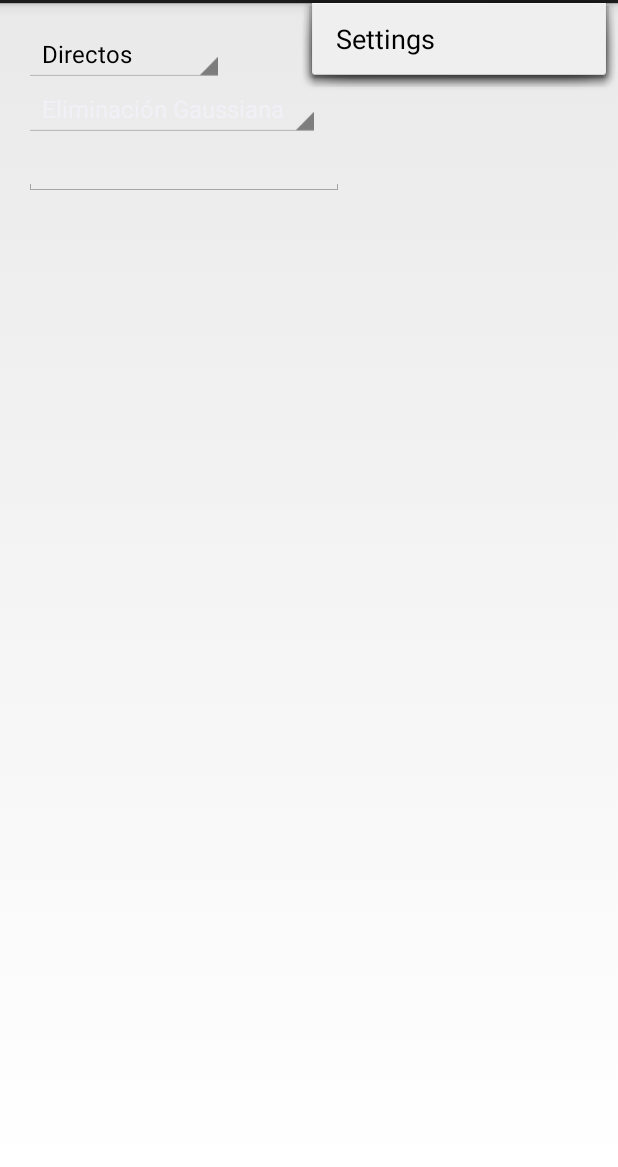
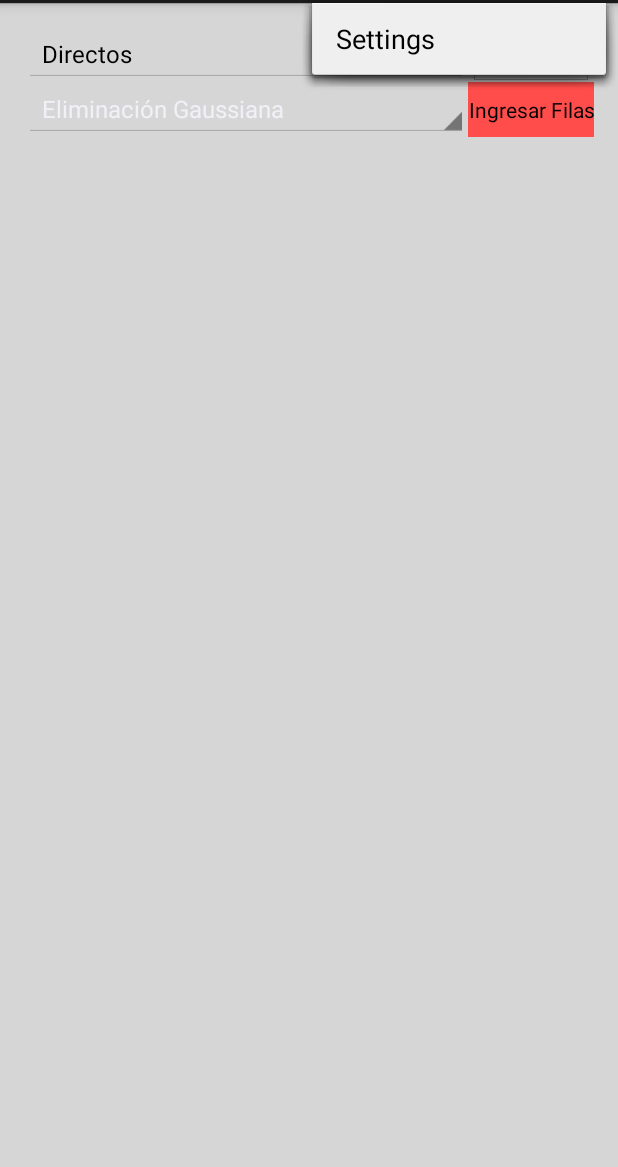
Before and after one commit to arangos/MetodosAnalisiAndroid, an Android app: the screen it shows after launch (MyActivity), with the options menu open, on a phone screen of 412 x 824 dp, the part 69-1236 px from its top. Run offline under Robolectric (Android 15) with nearby library versions, the phone set to English and light mode, and no system bars.

Commit message:
Matriz para ingresar los datos

```diff
--- a/app/src/main/java/com/example/arango/metodos/MyActivity.java
+++ b/app/src/main/java/com/example/arango/metodos/MyActivity.java
@@ -2,11 +2,17 @@ package com.example.arango.metodos;
 
 import android.app.Activity;
 import android.os.Bundle;
+import android.text.InputType;
 import android.view.Menu;
 import android.view.View;
 import android.widget.AdapterView;
 import android.widget.ArrayAdapter;
+import android.widget.Button;
+import android.widget.EditText;
 import android.widget.Spinner;
+import android.widget.TableLayout;
+import android.widget.TableRow;
+import android.widget.TextView;
 import android.widget.Toast;
 
 import com.example.arango.metodos.Metodos.SistemasDeEcuaciones;
@@ -15,10 +21,16 @@ public class MyActivity extends Activity {
     private Spinner spinnerMetodo;
     private Spinner spinnerTipo;
     private SistemasDeEcuaciones sistemasDeEcuaciones;
+    private TableLayout tableLayout;
+    private Button button;
+    private EditText txtNrofilas;
     @Override
     protected void onCreate(Bundle savedInstanceState) {
         super.onCreate(savedInstanceState);
         setContentView(R.layout.activity_my);
+        tableLayout = (TableLayout) findViewById(R.id.tblLayout);
+        button = (Button) findViewById(R.id.btnNroFilas);
+        txtNrofilas = (EditText) findViewById(R.id.editTextNroFilas);
         spinnerTipo = (Spinner) findViewById(R.id.spinnerTipo);
 // Create an ArrayAdapter using the string array and a default spinner layout
         ArrayAdapter<CharSequence> adapter = ArrayAdapter.createFromResource(this,
@@ -155,6 +167,15 @@ public class MyActivity extends Activity {
 
             }
         });
+
+        button.setOnClickListener(new View.OnClickListener() {
+            @Override
+            public void onClick(View view) {
+                //Toast.makeText(getApplicationContext(),txtNrofilas.getText().toString(),Toast.LENGTH_SHORT).show();
+                int filas = Integer.parseInt(txtNrofilas.getText().toString());
+                setFilas(filas);
+            }
+        });
     }
 
 
@@ -166,4 +187,24 @@ public class MyActivity extends Activity {
         return true;
     }
 
+    public void setFilas(int filas){
+
+        tableLayout.removeAllViews();
+        for (int i = 0; i < filas; i++) {
+            TableRow row = new TableRow(MyActivity.this);
+            row.setLayoutParams(new TableRow.LayoutParams(TableRow.LayoutParams.WRAP_CONTENT, TableRow.LayoutParams.WRAP_CONTENT));
+
+            for (int j = 0; j < filas; j++) {
+                EditText edit = new EditText(MyActivity.this);
+                edit.setInputType(InputType.TYPE_CLASS_NUMBER|InputType.TYPE_NUMBER_FLAG_DECIMAL|InputType.TYPE_NUMBER_FLAG_SIGNED);
+                edit.setLayoutParams(new TableRow.LayoutParams(TableRow.LayoutParams.WRAP_CONTENT, TableRow.LayoutParams.WRAP_CONTENT));
+                edit.setText("0");
+
+                //edit.setKeyListener();
+                row.addView(edit);
+            }
+            tableLayout.addView(row);
+        }
+    }
+
 }
--- a/app/src/main/res/layout/activity_my.xml
+++ b/app/src/main/res/layout/activity_my.xml
@@ -6,7 +6,8 @@
     android:paddingRight="@dimen/activity_horizontal_margin"
     android:paddingTop="@dimen/activity_vertical_margin"
     android:paddingBottom="@dimen/activity_vertical_margin"
-    tools:context=".MyActivity">
+    tools:context=".MyActivity"
+    android:background="#ffd6d6d6">
 
     <Spinner
         android:layout_width="wrap_content"
@@ -14,7 +15,9 @@
         android:id="@+id/spinnerTipo"
         android:layout_alignParentTop="true"
         android:layout_alignParentLeft="true"
-        android:layout_alignParentStart="true" />
+        android:layout_alignParentStart="true"
+        android:layout_toLeftOf="@+id/btnNroFilas"
+        android:layout_toStartOf="@+id/btnNroFilas" />
 
     <Spinner
         android:layout_width="wrap_content"
@@ -23,15 +26,52 @@
         android:layout_below="@+id/spinnerTipo"
         android:layout_alignParentLeft="true"
         android:textColor="#d00003ff"
-        android:layout_alignParentStart="true" />
+        android:layout_alignParentStart="true"
+        android:layout_toLeftOf="@+id/btnNroFilas"
+        android:layout_toStartOf="@+id/btnNroFilas" />
+
+    <Button
+        style="?android:attr/buttonStyleSmall"
+        android:layout_width="wrap_content"
+        android:layout_height="wrap_content"
+        android:text="Ingresar Filas"
+        android:id="@+id/btnNroFilas"
+        android:background="#ffff4d4b"
+        android:layout_alignParentRight="true"
+        android:layout_alignParentEnd="true"
+        android:layout_below="@+id/spinnerTipo"
+        android:clickable="false"
+        android:layout_above="@+id/scrollView" />
 
     <EditText
         android:layout_width="wrap_content"
         android:layout_height="wrap_content"
         android:inputType="number"
         android:ems="10"
-        android:id="@+id/editText"
+        android:id="@+id/editTextNroFilas"
+        android:layout_toEndOf="@+id/spinnerTipo"
+        android:layout_alignParentTop="true"
+        android:layout_alignParentRight="true"
+        android:layout_alignParentEnd="true"
+        android:hint="# filas"
+        android:layout_toRightOf="@+id/spinnerTipo" />
+    <ScrollView
+        android:layout_width="fill_parent"
+        android:layout_height="fill_parent"
+        android:scrollbars="none"
+        android:layout_weight="1"
         android:layout_below="@+id/spinnerMetodo"
+        android:id="@+id/scrollView">
+    <TableLayout
+        android:layout_width="fill_parent"
+        android:layout_height="fill_parent"
+        android:id="@+id/tblLayout"
+        android:background="#1c1600ff"
+        android:layout_alignParentRight="true"
+        android:layout_alignParentEnd="true"
         android:layout_alignParentLeft="true"
-        android:layout_alignParentStart="true" />
+        android:layout_alignParentStart="true"
+        android:layout_below="@+id/spinnerMetodo"
+        android:layout_alignParentBottom="true"></TableLayout>
+    </ScrollView>
 </RelativeLayout>
```
